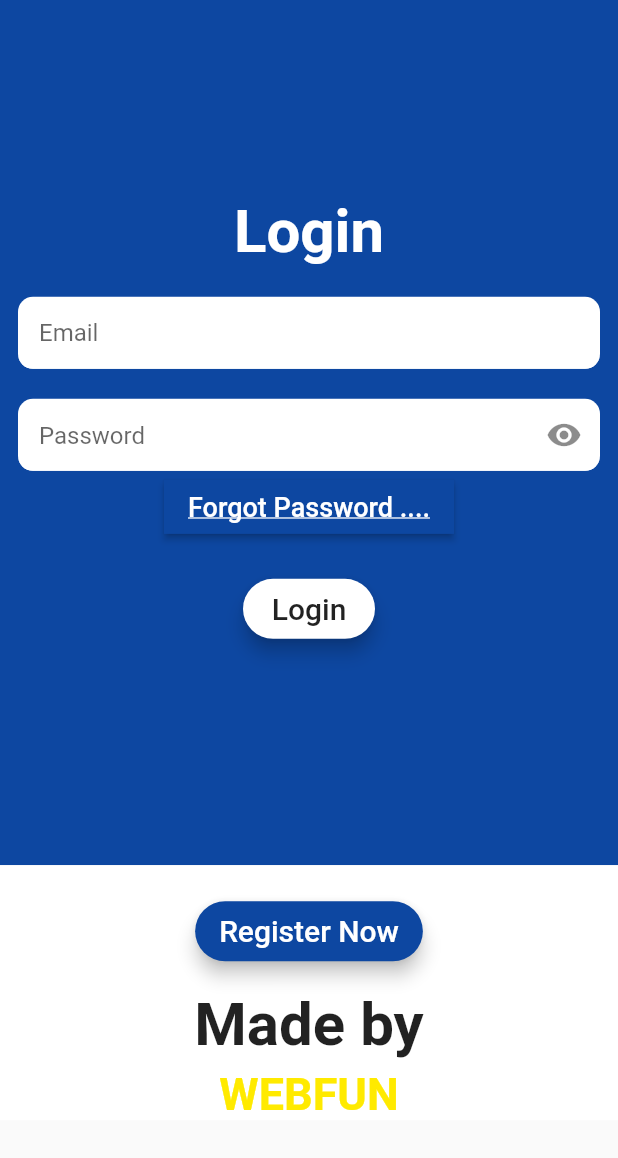
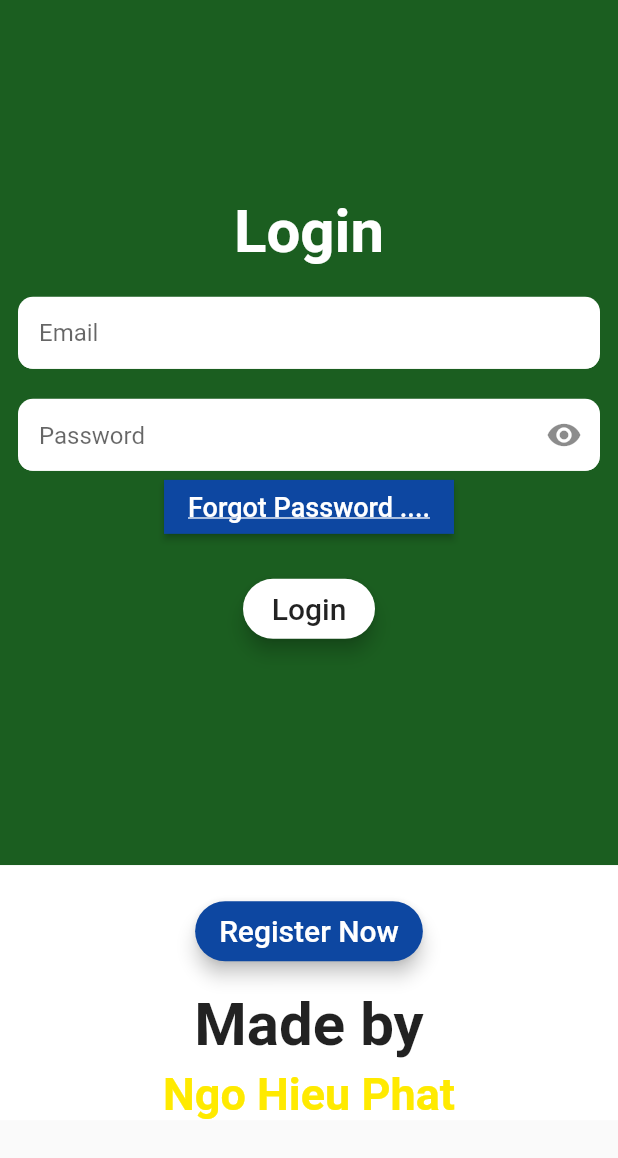
Before and after one commit to ngohieuphat/chatapp, a Flutter app: the screen it shows after launch, on a phone screen of 412 x 824 dp. Shown: the top 1158 px of the screen. Run offline on Flutter 3.47's test engine with Material 2 defaults, Android fonts, the phone set to English and light mode, and no system bars; our stand-ins replace firebase_auth, firebase_core; accounts and stored records are empty.

```diff
--- a/lib/screens/login.dart
+++ b/lib/screens/login.dart
@@ -1,3 +1,5 @@
+import 'package:appchat/screens/chatpage.dart';
+import 'package:appchat/screens/register.dart';
 import 'package:firebase_auth/firebase_auth.dart';
 import 'package:flutter/material.dart';
 
@@ -21,7 +23,7 @@ class _HomeState extends State<Home> {
         child: Column(
           children: <Widget>[
             Container(
-              color: Colors.blue[900],
+              color: Colors.green[900],
               width: MediaQuery.of(context).size.width,
               height: MediaQuery.of(context).size.height * 0.70,
               child: Center(
@@ -235,7 +237,7 @@ class _HomeState extends State<Home> {
                       height: 5,
                     ),
                     Text(
-                      "WEBFUN",
+                      "Ngo Hieu Phat",
                       style: TextStyle(
                         fontWeight: FontWeight.bold,
                         fontSize: 30,
```
Also changed, not shown: lib/main.dart (+10 -8 lines), 4 other files.
